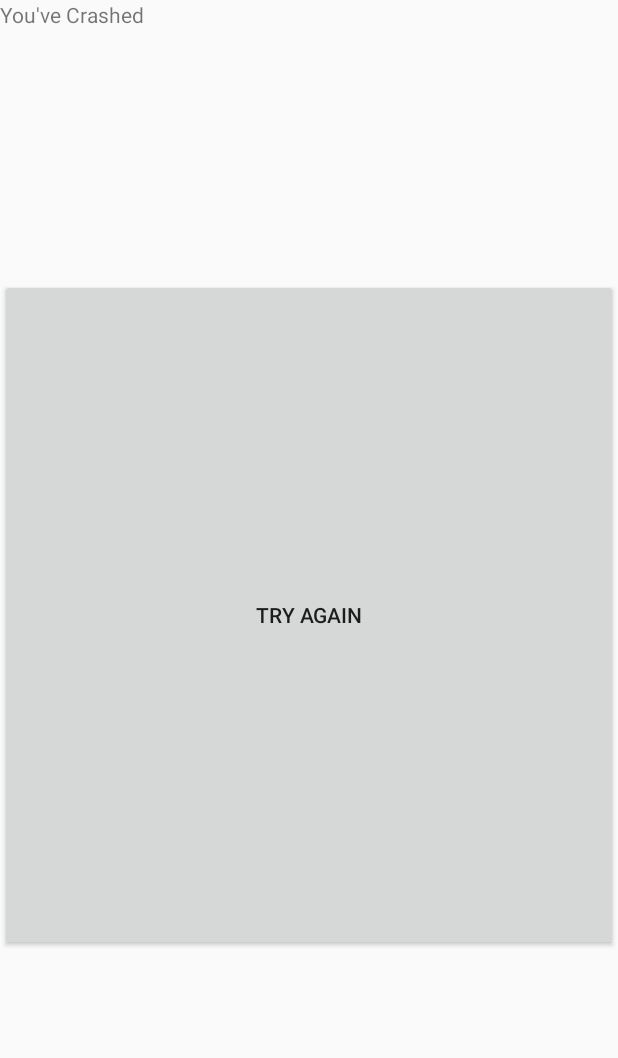
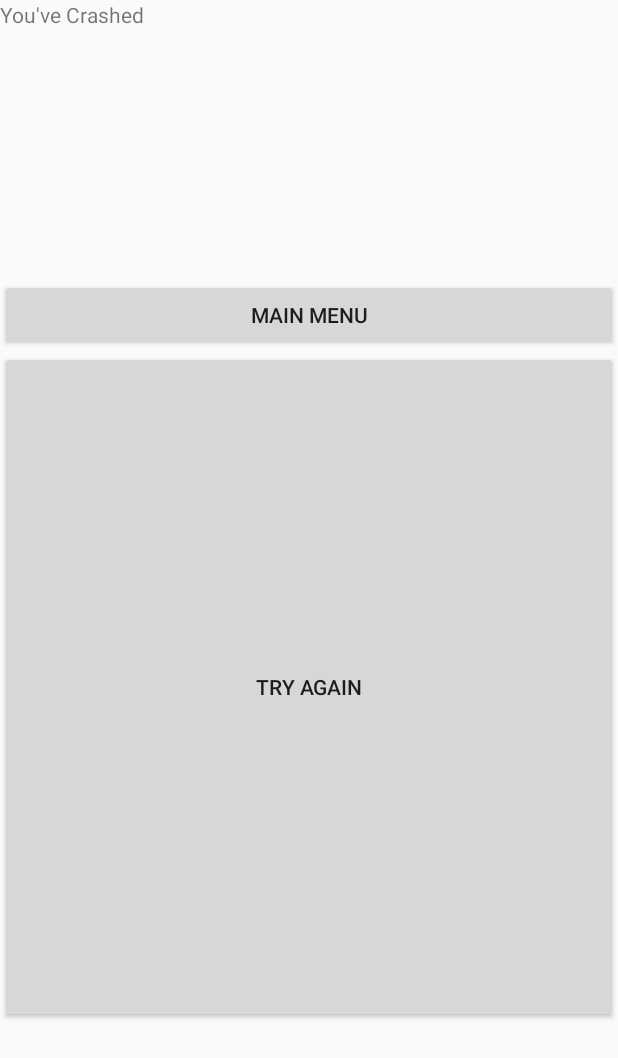
Before and after one commit to MoldyRats/CS-125-Sunday-Driver, an Android app: the layout crashmenu.xml on its own in the app's theme, with its tools: preview values and no code run, on a phone screen of 412 x 824 dp. Shown: the top 1058 px of the screen. Run offline under Robolectric (Android 15) with nearby library versions, the phone set to English and light mode, and no system bars.

Commit message:
Layouts v2

```diff
--- a/app/src/main/res/layout/crashmenu.xml
+++ b/app/src/main/res/layout/crashmenu.xml
@@ -10,6 +10,12 @@
         android:text="You've Crashed" />
 
     <Button
+        android:id="@+id/mainmenubutton"
+        android:layout_width="match_parent"
+        android:layout_height="wrap_content"
+        android:text="Main Menu" />
+
+    <Button
         android:id="@+id/restartbutton"
         android:layout_width="match_parent"
         android:layout_height="448dp"
--- a/app/src/main/res/layout/mainmenu.xml
+++ b/app/src/main/res/layout/mainmenu.xml
@@ -17,6 +17,12 @@
         app:srcCompat="@mipmap/ic_launcher" />
 
     <Button
+        android:id="@+id/button2"
+        android:layout_width="match_parent"
+        android:layout_height="wrap_content"
+        android:text="Exit Game" />
+
+    <Button
         android:id="@+id/startgamebutton"
         android:layout_width="match_parent"
         android:layout_height="339dp"
```
